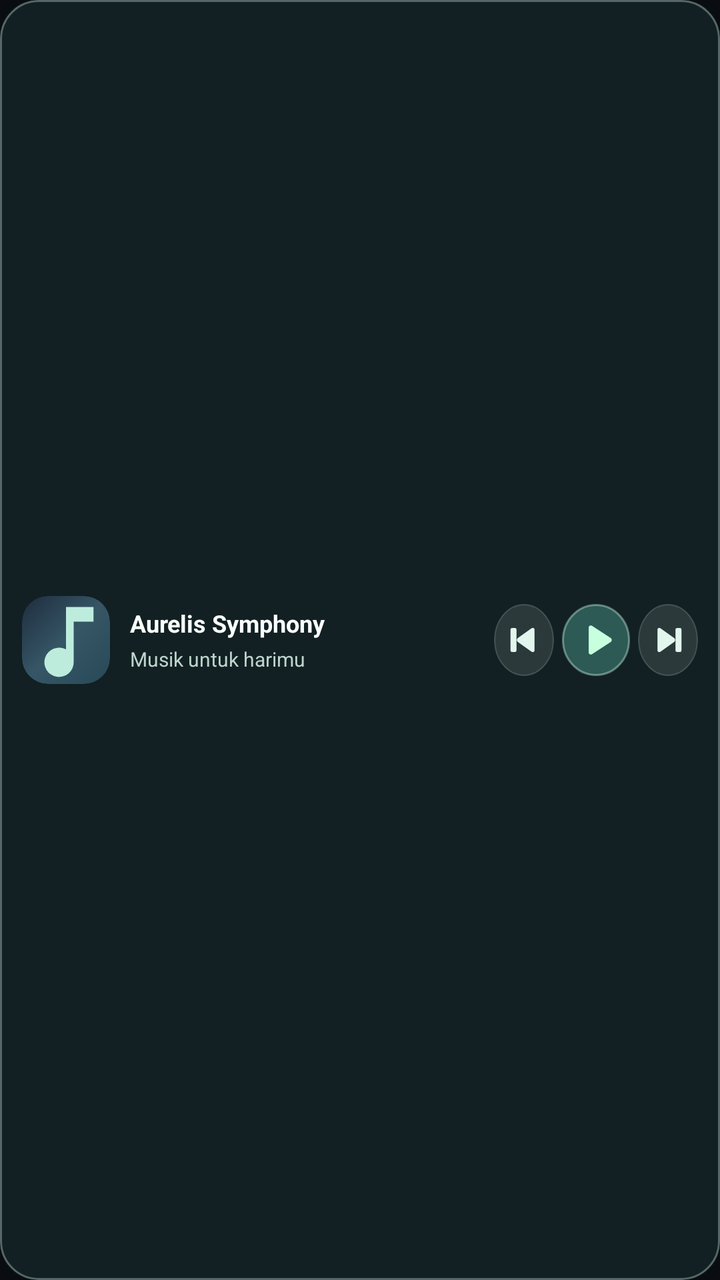
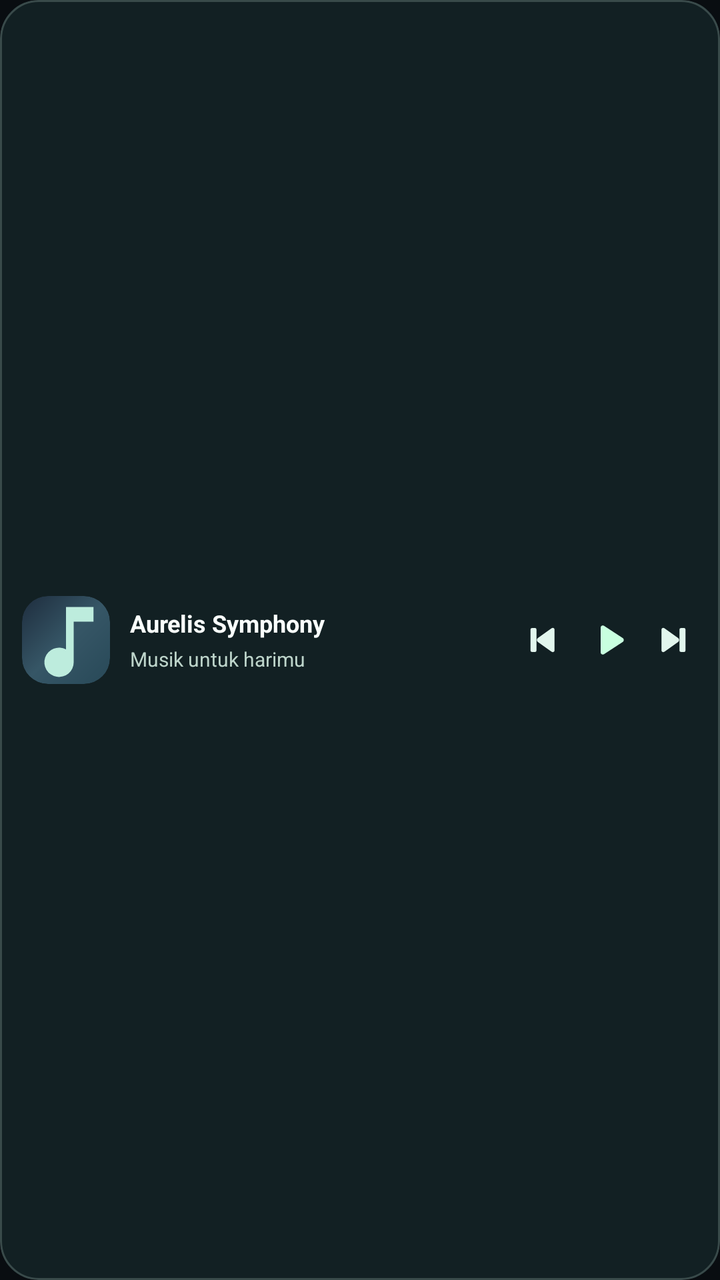

Two renders of the same Android screen: before a commit and after it. Below are the layout's source before the change and the commit's diff.
<!-- AndroidManifest.xml: application theme Theme.Aurelis -->
<!-- res/layout/widget_aurelis_slim.xml -->
<?xml version="1.0" encoding="utf-8"?>
<FrameLayout xmlns:android="http://schemas.android.com/apk/res/android"
    android:id="@+id/widget_root"
    android:layout_width="match_parent"
    android:layout_height="match_parent"
    android:background="@drawable/widget_shell"
    android:foreground="@drawable/widget_border"
    android:clipToOutline="true">
    <ImageView
        android:id="@+id/widget_background"
        android:layout_width="match_parent"
        android:layout_height="match_parent"
        android:scaleType="fitXY"
        android:contentDescription="@null" />
    
    <LinearLayout android:layout_width="match_parent" android:layout_height="match_parent"
        android:orientation="horizontal" android:gravity="center_vertical"
        android:paddingLeft="11dp" android:paddingRight="9dp"
        android:paddingTop="6dp" android:paddingBottom="6dp">
        <ImageView android:id="@+id/widget_art"
            android:layout_width="44dp" android:layout_height="44dp"
            android:src="@drawable/widget_music_note" android:scaleType="centerCrop"
            android:background="@drawable/widget_album_frame"
            android:clipToOutline="true" android:contentDescription="Cover lagu"/>
        <LinearLayout android:layout_width="0dp" android:layout_weight="1"
            android:layout_height="wrap_content" android:layout_marginLeft="10dp"
            android:orientation="vertical">
            <TextView android:id="@+id/widget_title"
                android:layout_width="match_parent" android:layout_height="wrap_content"
                android:singleLine="true" android:ellipsize="end"
                android:text="Aurelis Symphony" android:textSize="12sp"
                android:textStyle="bold" android:textColor="#FAFFFD"/>
            <TextView android:id="@+id/widget_artist"
                android:layout_width="match_parent" android:layout_height="wrap_content"
                android:singleLine="true" android:ellipsize="end"
                android:layout_marginTop="3dp" android:text="Musik untuk harimu"
                android:textSize="10sp" android:textColor="#BDD4CA"/>
        </LinearLayout>
        <ImageView android:id="@+id/widget_prev"
            android:layout_width="30dp" android:layout_height="36dp"
            android:padding="6dp" android:src="@drawable/widget_previous"
            android:tint="#E2F6ED" android:contentDescription="Lagu sebelumnya" android:background="@drawable/widget_control_secondary"
                android:layout_marginLeft="2dp" android:layout_marginRight="2dp"
                />
        <ImageView android:id="@+id/widget_toggle"
            android:layout_width="34dp" android:layout_height="36dp"
            android:padding="6dp" android:src="@drawable/widget_play"
            android:tint="#C8FFDF" android:contentDescription="Play atau pause" android:background="@drawable/widget_control_primary"
                android:layout_marginLeft="2dp" android:layout_marginRight="2dp"
                />
        <ImageView android:id="@+id/widget_next"
            android:layout_width="30dp" android:layout_height="36dp"
            android:padding="6dp" android:src="@drawable/widget_next"
            android:tint="#E2F6ED" android:contentDescription="Lagu berikutnya" android:background="@drawable/widget_control_secondary"
                android:layout_marginLeft="2dp" android:layout_marginRight="2dp"
                />
    </LinearLayout>
</FrameLayout>
<!-- resources referenced by this layout -->
<resources>
  <!-- drawable widget_album_frame (drawable) -->
  <?xml version="1.0" encoding="utf-8"?>
  <shape xmlns:android="http://schemas.android.com/apk/res/android" android:shape="rectangle">
      <corners android:radius="13dp" />
      <gradient android:angle="135" android:startColor="#284958" android:centerColor="#365666" android:endColor="#1E2D3E"/>
  </shape>
  <!-- drawable widget_border (drawable) -->
  <?xml version="1.0" encoding="utf-8"?>
  <shape xmlns:android="http://schemas.android.com/apk/res/android" android:shape="rectangle">
      <corners android:radius="19dp"/>
      <solid android:color="#00000000"/>
      <stroke android:width="1dp" android:color="#52E2FAF4"/>
  </shape>
  <!-- drawable widget_control_primary (drawable) -->
  <?xml version="1.0" encoding="utf-8"?>
  <shape xmlns:android="http://schemas.android.com/apk/res/android" android:shape="oval">
      <solid android:color="#427BFFE2" />
      <stroke android:width="1dp" android:color="#65D5FFEB"/>
  </shape>
  <!-- drawable widget_control_secondary (drawable) -->
  <?xml version="1.0" encoding="utf-8"?>
  <shape xmlns:android="http://schemas.android.com/apk/res/android" android:shape="oval">
      <solid android:color="#1CFFFFFF" />
      <stroke android:width="0.5dp" android:color="#2DDEFFF4"/>
  </shape>
  <!-- drawable widget_music_note (drawable) -->
  <?xml version="1.0" encoding="utf-8"?>
  <vector xmlns:android="http://schemas.android.com/apk/res/android"
      android:width="48dp" android:height="48dp"
      android:viewportWidth="24" android:viewportHeight="24">
      <path android:fillColor="#BDECDD"
          android:pathData="M12,3v11.55a4,4 0,1 0,2.1 3.52V7h5.4V3H12z"/>
  </vector>
  <!-- drawable widget_next (drawable) -->
  <?xml version="1.0" encoding="utf-8"?>
  <vector xmlns:android="http://schemas.android.com/apk/res/android" android:width="24dp" android:height="24dp" android:viewportWidth="24" android:viewportHeight="24">
      <path android:fillColor="#FFFFFFFF" android:pathData="M5,5 C5,4 6.2,3.6 7,4.2 L16.1,10.7 C17,11.3 17,12.7 16.1,13.3 L7,19.8 C6.2,20.4 5,20 5,19 Z M18,4 h2 a1,1 0,0 1,1 1 v14 a1,1 0,0 1,-1 1 h-2 a1,1 0,0 1,-1 -1 v-14 a1,1 0,0 1,1 -1 Z"/>
  </vector>
  <!-- drawable widget_play (drawable) -->
  <?xml version="1.0" encoding="utf-8"?>
  <vector xmlns:android="http://schemas.android.com/apk/res/android" android:width="24dp" android:height="24dp" android:viewportWidth="24" android:viewportHeight="24">
      <path android:fillColor="#FFFFFFFF" android:pathData="M8,5.2 C8,4.2 9.1,3.8 9.9,4.3 L20,10.9 C20.8,11.4 20.8,12.6 20,13.1 L9.9,19.7 C9.1,20.2 8,19.8 8,18.8 Z"/>
  </vector>
  <!-- drawable widget_previous (drawable) -->
  <?xml version="1.0" encoding="utf-8"?>
  <vector xmlns:android="http://schemas.android.com/apk/res/android" android:width="24dp" android:height="24dp" android:viewportWidth="24" android:viewportHeight="24">
      <path android:fillColor="#FFFFFFFF" android:pathData="M19,5 C19,4 17.8,3.6 17,4.2 L7.9,10.7 C7,11.3 7,12.7 7.9,13.3 L17,19.8 C17.8,20.4 19,20 19,19 Z M6,4 h-2 a1,1 0,0 0,-1 1 v14 a1,1 0,0 0,1 1 h2 a1,1 0,0 0,1 -1 v-14 a1,1 0,0 0,-1 -1 Z"/>
  </vector>
  <!-- drawable widget_shell (drawable) -->
  <?xml version="1.0" encoding="utf-8"?>
  <shape xmlns:android="http://schemas.android.com/apk/res/android" android:shape="rectangle">
      <corners android:radius="19dp"/>
      <solid android:color="#CA152528"/>
  </shape>
  <style name="Theme.Aurelis" parent="android:style/Theme.Material.NoActionBar">
      <item name="android:windowLightStatusBar">false</item>
      <item name="android:windowActionModeOverlay">true</item>
      <item name="android:windowLightNavigationBar">false</item>
      <item name="android:windowDrawsSystemBarBackgrounds">true</item>
      <item name="android:windowBackground">#090D11</item>
      <item name="android:navigationBarColor">#090C10</item>
      <item name="android:statusBarColor">#090C10</item>
    </style>
</resources>

<!-- the commit's change to res/layout/widget_aurelis_slim.xml (unified diff, before → after) -->
@@ -39,20 +39,17 @@
         <ImageView android:id="@+id/widget_prev"
             android:layout_width="30dp" android:layout_height="36dp"
             android:padding="6dp" android:src="@drawable/widget_previous"
-            android:tint="#E2F6ED" android:contentDescription="Lagu sebelumnya" android:background="@drawable/widget_control_secondary"
-                android:layout_marginLeft="2dp" android:layout_marginRight="2dp"
+            android:tint="#E2F6ED" android:contentDescription="Lagu sebelumnya"
                 />
         <ImageView android:id="@+id/widget_toggle"
             android:layout_width="34dp" android:layout_height="36dp"
             android:padding="6dp" android:src="@drawable/widget_play"
-            android:tint="#C8FFDF" android:contentDescription="Play atau pause" android:background="@drawable/widget_control_primary"
-                android:layout_marginLeft="2dp" android:layout_marginRight="2dp"
+            android:tint="#C8FFDF" android:contentDescription="Play atau pause"
                 />
         <ImageView android:id="@+id/widget_next"
             android:layout_width="30dp" android:layout_height="36dp"
             android:padding="6dp" android:src="@drawable/widget_next"
-            android:tint="#E2F6ED" android:contentDescription="Lagu berikutnya" android:background="@drawable/widget_control_secondary"
-                android:layout_marginLeft="2dp" android:layout_marginRight="2dp"
+            android:tint="#E2F6ED" android:contentDescription="Lagu berikutnya"
                 />
     </LinearLayout>
 </FrameLayout>
<!-- resource entries referenced after the edit -->
@@ -11,19 +11,7 @@
   <shape xmlns:android="http://schemas.android.com/apk/res/android" android:shape="rectangle">
       <corners android:radius="19dp"/>
       <solid android:color="#00000000"/>
-      <stroke android:width="1dp" android:color="#52E2FAF4"/>
-  </shape>
-  <!-- drawable widget_control_primary (drawable) -->
-  <?xml version="1.0" encoding="utf-8"?>
-  <shape xmlns:android="http://schemas.android.com/apk/res/android" android:shape="oval">
-      <solid android:color="#427BFFE2" />
-      <stroke android:width="1dp" android:color="#65D5FFEB"/>
-  </shape>
-  <!-- drawable widget_control_secondary (drawable) -->
-  <?xml version="1.0" encoding="utf-8"?>
-  <shape xmlns:android="http://schemas.android.com/apk/res/android" android:shape="oval">
-      <solid android:color="#1CFFFFFF" />
-      <stroke android:width="0.5dp" android:color="#2DDEFFF4"/>
+      <stroke android:width="1dp" android:color="#3ABED8CF"/>
   </shape>
   <!-- drawable widget_music_note (drawable) -->
   <?xml version="1.0" encoding="utf-8"?>
